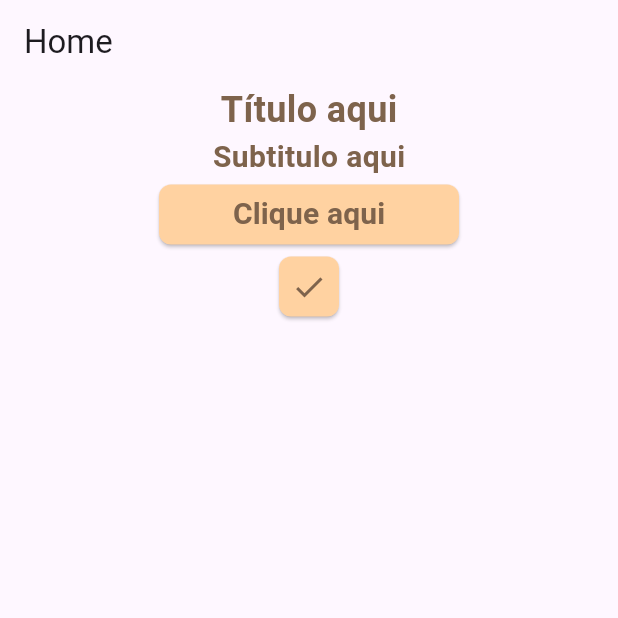
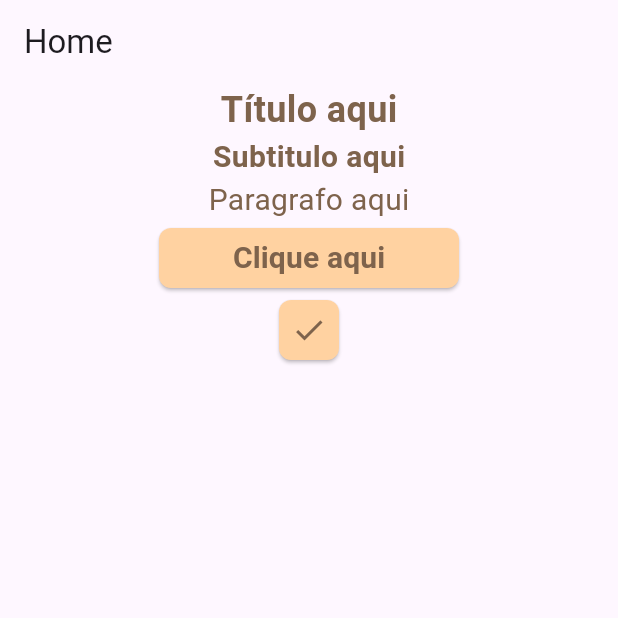
Before and after one commit to Jonathanmoreiraa/minhas_receitas, a Flutter app: the screen it shows after launch, on a phone screen of 412 x 824 dp, the top half of it. Run offline on Flutter 3.47's test engine with Material 3 defaults, Android fonts, the phone set to English and light mode, and no system bars.

Commit message:
Criado componente de paragrafo

```diff
--- a/lib/main.dart
+++ b/lib/main.dart
@@ -1,6 +1,7 @@
 import 'package:flutter/material.dart';
 // Troque 'meu_app' pelo nome definido em pubspec.yaml
 import 'package:minhas_receitas/presentation/widgets/custom_button.dart';
+import 'package:minhas_receitas/presentation/widgets/custom_paragraph.dart';
 import 'package:minhas_receitas/presentation/widgets/custom_short_button.dart';
 import 'package:minhas_receitas/presentation/widgets/custom_subtitle.dart';
 import 'package:minhas_receitas/presentation/widgets/custom_title.dart';
@@ -36,6 +37,7 @@
           children: [
             CustomTitle(text: "Título aqui"),
             CustomSubtitle(text: "Subtitulo aqui"),
+            CustomParagraph(text: "Paragrafo aqui"),
             CustomButton(
               label: 'Clique aqui',
               onPressed: () {
--- /dev/null
+++ b/lib/presentation/widgets/custom_paragraph.dart
@@ -0,0 +1,29 @@
+import 'package:flutter/material.dart';
+
+class CustomParagraph extends StatelessWidget {
+  final String text;
+  final double fontSize;
+  final FontWeight fontWeight;
+  final TextAlign textAlign;
+
+  const CustomParagraph({
+    Key? key,
+    required this.text,
+    this.fontSize = 20,
+    this.fontWeight = FontWeight.normal,
+    this.textAlign = TextAlign.justify,
+  }) : super(key: key);
+
+  @override
+  Widget build(BuildContext context) {
+    return Text(
+      text,
+      textAlign: textAlign,
+      style: TextStyle(
+        fontSize: fontSize,
+        fontWeight: fontWeight,
+        color: Color.fromARGB(255, 126, 99, 76),
+      ),
+    );
+  }
+}
```
